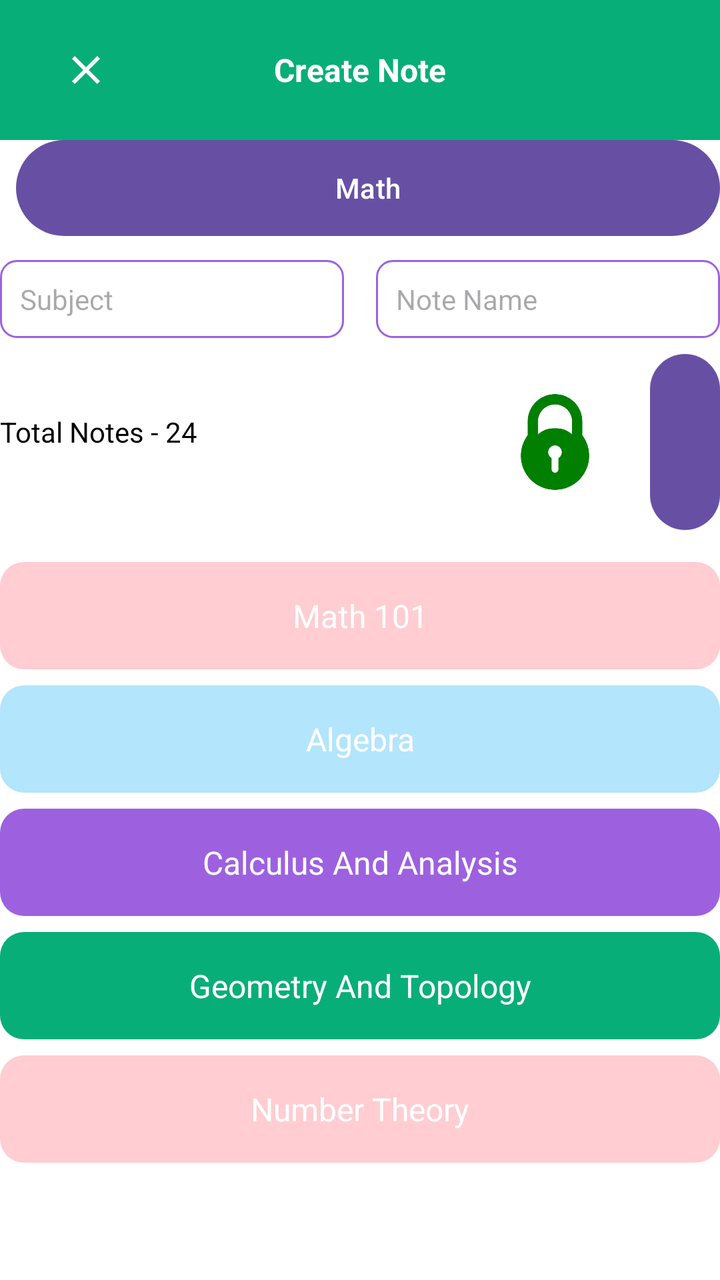
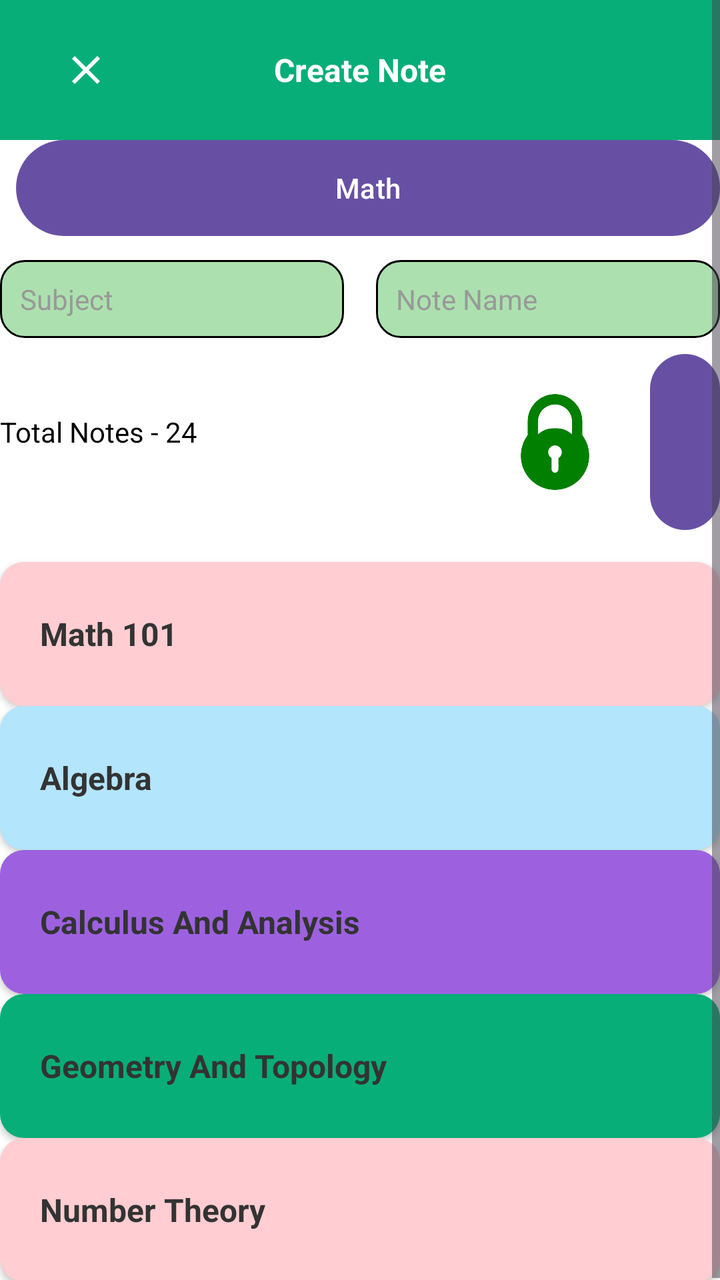

Compare the two renders of this Android layout. The source of the first and the diff that turns it into the second are given below.
<!-- AndroidManifest.xml: application theme Theme.WILPROJECT -->
<!-- res/layout/activity_enter_notes.xml -->
<?xml version="1.0" encoding="utf-8"?>
<ScrollView xmlns:android="http://schemas.android.com/apk/res/android"
    xmlns:app="http://schemas.android.com/apk/res-auto"
    xmlns:tools="http://schemas.android.com/tools"
    android:layout_width="match_parent"
    android:layout_height="match_parent"
    android:background="@android:color/white"
    >

    <LinearLayout
        android:layout_width="match_parent"
        android:layout_height="wrap_content"
        android:orientation="vertical">
        <RelativeLayout
            android:layout_width="match_parent"
            android:layout_height="70dp"
            android:background="@color/green"
            android:padding="15dp">

            <ImageView
                android:id="@+id/btnClose"
                android:layout_width="24dp"
                android:layout_height="24dp"
                android:layout_centerVertical="true"
                android:layout_marginStart="16dp"
                android:src="@drawable/ic_close"
                app:tint="@android:color/white" />

            <TextView
                android:layout_width="wrap_content"
                android:layout_height="wrap_content"
                android:layout_centerVertical="true"
                android:layout_centerHorizontal="true"
                android:text="Create Note"
                android:textColor="@android:color/white"
                android:textSize="16sp"
                android:textStyle="bold" />
        </RelativeLayout>
        <Button
            android:layout_width="match_parent"
            android:layout_height="wrap_content"
            android:text="Math"
            android:textColor="@android:color/white"
            android:background="@drawable/bg_green_button"
            android:layout_marginStart="8dp" />
        
        <LinearLayout
            android:layout_width="match_parent"
            android:layout_height="wrap_content"
            android:orientation="horizontal"
            android:layout_marginTop="12dp"
            android:weightSum="2">

            <EditText
                android:layout_width="0dp"
                android:layout_height="wrap_content"
                android:layout_marginEnd="8dp"
                android:layout_weight="1"
                android:background="@drawable/bg_input_field"
                android:hint="Subject"
                android:padding="10dp"
                android:textSize="14sp"
                tools:ignore="TouchTargetSizeCheck" />

            <EditText
                android:layout_width="0dp"
                android:layout_height="wrap_content"
                android:layout_marginStart="8dp"
                android:layout_weight="1"
                android:background="@drawable/bg_input_field"
                android:hint="Note Name"
                android:padding="10dp"
                android:textSize="14sp"
                tools:ignore="TouchTargetSizeCheck" />
        </LinearLayout>

        
        <LinearLayout
            android:layout_width="match_parent"
            android:layout_height="wrap_content"
            android:orientation="horizontal"
            android:gravity="center_vertical"
            android:layout_gravity="center"
            android:layout_marginTop="8dp">

            <TextView
                android:layout_width="238dp"
                android:layout_height="29dp"
                android:text="Total Notes - 24"
                android:textColor="@android:color/black"
                android:textSize="14sp" />

            <LinearLayout
                android:layout_width="wrap_content"
                android:layout_height="wrap_content"
                android:orientation="horizontal"
                android:gravity="center_vertical">

                <ImageView
                    android:layout_width="79dp"
                    android:layout_height="48dp"
                    android:src="@drawable/lock" />

                <Button
                    android:layout_width="wrap_content"
                    android:layout_height="wrap_content"
                    android:text="Save"
                    android:textColor="@android:color/white"
                    android:background="@drawable/bg_green_button"
                    android:layout_marginStart="8dp" />
            </LinearLayout>
        </LinearLayout>

        
        <TextView
            style="@style/SubjectCard"
            android:background="@drawable/bg_subject_card_pink"
            android:text="Math 101"
            android:layout_marginTop="16dp" />

        <TextView
            style="@style/SubjectCard"
            android:background="@drawable/bg_subject_card_blue"
            android:text="Algebra" />

        <TextView
            style="@style/SubjectCard"
            android:background="@drawable/bg_subject_card_purple"
            android:text="Calculus And Analysis" />

        <TextView
            style="@style/SubjectCard"
            android:background="@drawable/bg_subject_card_green"
            android:text="Geometry And Topology" />

        <TextView
            style="@style/SubjectCard"
            android:background="@drawable/bg_subject_card_pink"
            android:text="Number Theory" />

    </LinearLayout>
</ScrollView>
<!-- resources referenced by this layout -->
<resources>
  <color name="green">#08AE77</color>
  <!-- drawable bg_green_button (drawable) -->
  <shape xmlns:android="http://schemas.android.com/apk/res/android">
      <solid android:color="@color/green"/>
      <corners android:radius="24dp"/>
  </shape>
  <!-- drawable bg_input_field (drawable) -->
  <shape xmlns:android="http://schemas.android.com/apk/res/android" android:shape="rectangle">
      <solid android:color="@android:color/white" />
      <stroke android:width="1dp" android:color="@color/purple" />
      <corners android:radius="8dp" />
  </shape>
  <!-- drawable bg_subject_card_blue (drawable) -->
  <shape xmlns:android="http://schemas.android.com/apk/res/android" android:shape="rectangle">
      <solid android:color="@color/note_blue" />
      <corners android:radius="12dp" />
  </shape>
  <!-- drawable bg_subject_card_green (drawable) -->
  <shape xmlns:android="http://schemas.android.com/apk/res/android" android:shape="rectangle">
      <solid android:color="@color/green" />
      <corners android:radius="12dp" />
  </shape>
  <!-- drawable bg_subject_card_pink (drawable) -->
  <shape xmlns:android="http://schemas.android.com/apk/res/android" android:shape="rectangle">
      <solid android:color="@color/note_pink" />
      <corners android:radius="12dp" />
  </shape>
  <!-- drawable bg_subject_card_purple (drawable) -->
  <shape xmlns:android="http://schemas.android.com/apk/res/android" android:shape="rectangle">
      <solid android:color="@color/purple" />
      <corners android:radius="12dp" />
  </shape>
  <!-- drawable ic_close (drawable) -->
  <vector xmlns:android="http://schemas.android.com/apk/res/android" android:height="24dp" android:tint="#000000" android:viewportHeight="24" android:viewportWidth="24" android:width="24dp">
        
      <path android:fillColor="@android:color/white" android:pathData="M19,6.41L17.59,5 12,10.59 6.41,5 5,6.41 10.59,12 5,17.59 6.41,19 12,13.41 17.59,19 19,17.59 13.41,12z"/>
      
  </vector>
  <!-- drawable lock: webp bitmap (drawable, 4338 bytes) -->
  <style name="SubjectCard">
          <item name="android:layout_width">match_parent</item>
          <item name="android:layout_height">wrap_content</item>
          <item name="android:padding">16dp</item>
          <item name="android:textSize">16sp</item>
          <item name="android:textColor">@android:color/white</item>
          <item name="android:layout_marginTop">8dp</item>
          <item name="android:gravity">center</item>
      </style>
  <style name="Theme.WILPROJECT" parent="Base.Theme.WILPROJECT" />
  <color name="purple">#9D61E0</color>
  <color name="note_blue">#B3E5FC</color>
  <color name="note_pink">#FFCDD2</color>
  <style name="Base.Theme.WILPROJECT" parent="Theme.Material3.DayNight.NoActionBar">
          
          
      </style>
</resources>

<!-- the commit's change to res/layout/activity_enter_notes.xml (unified diff, before → after) -->
@@ -60,6 +60,7 @@
                 android:hint="Subject"
                 android:padding="10dp"
                 android:textSize="14sp"
+                android:textColorHint="#999999"
                 tools:ignore="TouchTargetSizeCheck" />
 
             <EditText
@@ -71,6 +72,7 @@
                 android:hint="Note Name"
                 android:padding="10dp"
                 android:textSize="14sp"
+                android:textColorHint="#999999"
                 tools:ignore="TouchTargetSizeCheck" />
         </LinearLayout>
 
<!-- resource entries referenced after the edit -->
@@ -7,10 +7,11 @@
       <corners android:radius="24dp"/>
   </shape>
   <!-- drawable bg_input_field (drawable) -->
-  <shape xmlns:android="http://schemas.android.com/apk/res/android" android:shape="rectangle">
-      <solid android:color="@android:color/white" />
-      <stroke android:width="1dp" android:color="@color/purple" />
-      <corners android:radius="8dp" />
+  <?xml version="1.0" encoding="utf-8"?>
+  <shape xmlns:android="http://schemas.android.com/apk/res/android">
+      <solid android:color="@color/celadon" />
+      <corners android:radius="12dp" />
+      <stroke android:width="1dp" android:color="@color/black" />
   </shape>
   <!-- drawable bg_subject_card_blue (drawable) -->
   <shape xmlns:android="http://schemas.android.com/apk/res/android" android:shape="rectangle">
@@ -41,14 +42,18 @@
   <!-- drawable lock: webp bitmap (drawable, 4338 bytes) -->
   <style name="SubjectCard">
           <item name="android:layout_width">match_parent</item>
-          <item name="android:layout_height">wrap_content</item>
-          <item name="android:padding">16dp</item>
+          <item name="android:layout_height">72dp</item>
+          <item name="android:gravity">center_vertical</item>
+          <item name="android:paddingLeft">20dp</item>
+          <item name="android:paddingRight">20dp</item>
+          <item name="android:textColor">#333333</item>
           <item name="android:textSize">16sp</item>
-          <item name="android:textColor">@android:color/white</item>
-          <item name="android:layout_marginTop">8dp</item>
-          <item name="android:gravity">center</item>
+          <item name="android:textStyle">bold</item>
+          <item name="android:elevation">2dp</item>
       </style>
   <style name="Theme.WILPROJECT" parent="Base.Theme.WILPROJECT" />
+  <color name="celadon">#ACE1AF</color>
+  <color name="black">#FF000000</color>
   <color name="purple">#9D61E0</color>
   <color name="note_blue">#B3E5FC</color>
   <color name="note_pink">#FFCDD2</color>
